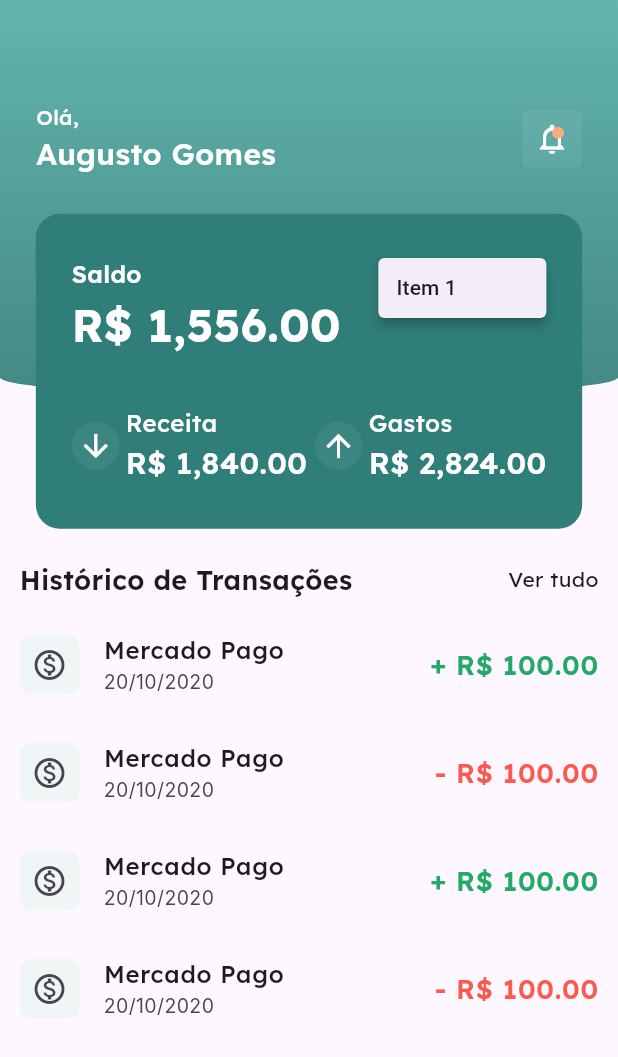
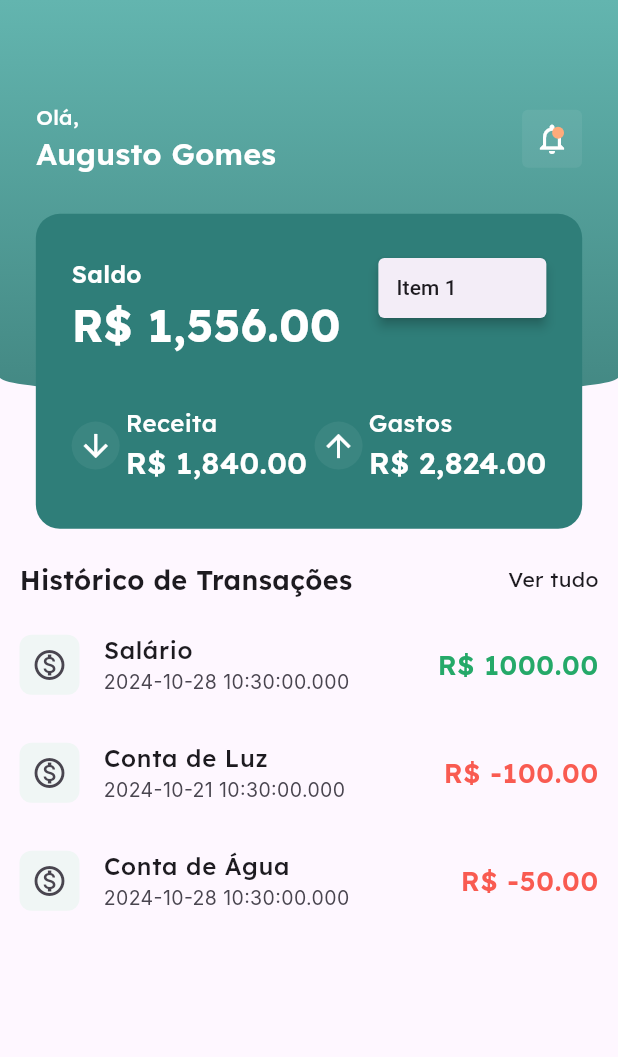
Before and after one commit to augusto-hog/despesas_app, a Flutter app: the HomePage screen opened directly, after a tap on the "keyboard control" icon, on a phone screen of 412 x 824 dp. Shown: the top 1057 px of the screen. Run offline on Flutter 3.47's test engine with Material 3 defaults, Android fonts, the phone set to English and light mode, and no system bars; our stand-ins replace firebase_auth, firebase_core, flutter_secure_storage, get_it; accounts and stored records are empty; Roboto replaces fonts that are missing (Inter).

Commit message:
Adicionado repository e home controller

```diff
--- /dev/null
+++ b/lib/common/models/transaction_model.dart
@@ -0,0 +1,12 @@
+
+class TransactionModel {
+  final String title;
+  final double value;
+  final int date;
+
+  TransactionModel({
+    required this.title,
+    required this.value,
+    required this.date,
+  });
+}
--- a/lib/common/widgets/custom_circular_progress_indicator.dart
+++ b/lib/common/widgets/custom_circular_progress_indicator.dart
@@ -2,15 +2,17 @@ import 'package:despesas_app/common/constants/app_colors.dart';
 import 'package:flutter/material.dart';
 
 class CustomCircularProgressIndicator extends StatelessWidget {
+  final Color? color;
   const CustomCircularProgressIndicator({
     super.key,
+    this.color,
   });
 
   @override
   Widget build(BuildContext context) {
-    return const Center(
+    return Center(
       child: CircularProgressIndicator(
-        color: AppColors.iceWhite,
+        color: color ?? AppColors.iceWhite,
       ),
     );
   }
--- /dev/null
+++ b/lib/features/home/home_controller.dart
@@ -0,0 +1,33 @@
+import 'package:despesas_app/common/models/transaction_model.dart';
+import 'package:despesas_app/features/home/home_state.dart';
+import 'package:despesas_app/repositories/transaction_repository.dart';
+import 'package:flutter/material.dart';
+
+class HomeController extends ChangeNotifier {
+
+  final TransactionRepository _transactionRepository;
+
+  HomeState _state = HomeStateInitial();
+
+  HomeController(this._transactionRepository);
+
+  HomeState get state => _state;
+
+  List<TransactionModel> _transactions = [];
+  List<TransactionModel> get transactions => _transactions;
+
+  void _changeState(HomeState newState) {
+    _state = newState;
+    notifyListeners();
+  }
+
+  Future<void> getAllTransactions() async {
+    _changeState(HomeStateLoading());
+    try {
+      _transactions = await _transactionRepository.getAllTransactions();
+      _changeState(HomeStateSuccess());
+    } catch (e) {
+      _changeState(HomeStateError());
+    }
+  }
+}
--- a/lib/features/home/home_page.dart
+++ b/lib/features/home/home_page.dart
@@ -2,6 +2,9 @@
 
 import 'dart:developer';
 
+import 'package:despesas_app/features/home/home_controller.dart';
+import 'package:despesas_app/features/home/home_state.dart';
+import 'package:despesas_app/locator.dart';
 import 'package:flutter/material.dart';
 
 import '../../common/constants/app_colors.dart';
@@ -19,6 +22,15 @@ class _HomePageState extends State<HomePage> {
   double get textScaleFactor =>
       MediaQuery.of(context).size.width < 360 ? 0.7 : 1.0;
   double get iconSize => MediaQuery.of(context).size.width < 360 ? 16.0 : 24.0;
+
+  final controller = locator.get<HomeController>();
+
+  @override
+  void initState() {
+    super.initState();
+    controller.getAllTransactions();
+  }
+
   @override
   Widget build(BuildContext context) {
     return Scaffold(
@@ -259,15 +271,37 @@ class _HomePageState extends State<HomePage> {
                   ),
                 ),
                 Expanded(
-                  child: ListView.builder(
+                  child: AnimatedBuilder(
+                      animation: controller,
+                      builder: (context, _) {
+                        if (controller.state is HomeStateLoading) {
+                          return const Center(
+                            child: CircularProgressIndicator(
+                              color: AppColors.green,
+                            ),
+                          );
+                        }
+                        if (controller.state is HomeStateError) {
+                          return const Center(
+                            child: Text('Erro ao carregar transações'),
+                          );
+                        }
+                        if (controller.transactions.isEmpty) {
+                          return const Center(
+                            child: Text('Nenhuma transação encontrada'),
+                          );
+                        }
+                        return ListView.builder(
                           physics: const BouncingScrollPhysics(),
                           padding: EdgeInsets.zero,
-                    itemCount: 4,
+                          itemCount: controller.transactions.length,
                           itemBuilder: (context, index) {
-                      final color =
-                          index % 2 == 0 ? AppColors.income : AppColors.outcome;
+                            final item = controller.transactions[index];
+                            final color = item.value.isNegative
+                                ? AppColors.outcome
+                                : AppColors.income;
                             final value =
-                          index % 2 == 0 ? "+ R\$ 100.00" : "- R\$ 100.00";
+                              "R\$ ${item.value.toStringAsFixed(2)}";
                             return ListTile(
                               contentPadding:
                                   const EdgeInsets.symmetric(horizontal: 8.0),
@@ -282,21 +316,24 @@ class _HomePageState extends State<HomePage> {
                                   Icons.monetization_on_outlined,
                                 ),
                               ),
-                        title: const Text(
-                          'Mercado Pago',
+                              title: Text(
+                                item.title,
                                 style: AppTextStyles.mediumText16w500,
                               ),
-                        subtitle: const Text(
-                          '20/10/2020',
+                              subtitle: Text(
+                                DateTime.fromMillisecondsSinceEpoch(item.date)
+                                    .toString(),
                                 style: AppTextStyles.smallText13,
                               ),
                               trailing: Text(
                                 value,
-                          style: AppTextStyles.mediumText18.apply(color: color),
+                                style: AppTextStyles.mediumText18
+                                    .apply(color: color),
                               ),
                             );
                           },
-                  ),
+                        );
+                      }),
                 ),
               ],
             ),
--- /dev/null
+++ b/lib/features/home/home_state.dart
@@ -0,0 +1,9 @@
+abstract class HomeState {}
+
+class HomeStateInitial extends HomeState {}
+
+class HomeStateLoading extends HomeState {}
+
+class HomeStateSuccess extends HomeState {}
+
+class HomeStateError extends HomeState {}
--- a/lib/locator.dart
+++ b/lib/locator.dart
@@ -1,6 +1,8 @@
 import 'package:despesas_app/features/cadastro/sign_up_controller.dart';
+import 'package:despesas_app/features/home/home_controller.dart';
 import 'package:despesas_app/features/login/login_controller.dart';
 import 'package:despesas_app/features/splash/splash_controller.dart';
+import 'package:despesas_app/repositories/transaction_repository.dart';
 import 'package:despesas_app/services/auth_service.dart';
 import 'package:despesas_app/services/firebase_auth_service.dart';
 import 'package:despesas_app/services/secure_storage.dart';
@@ -21,4 +23,9 @@ void setup() {
         locator.get<AuthService>(),
         const SecureStorageService(),
       ));
-}
+
+  locator.registerFactory<TransactionRepository>(
+      () => TransactionRepositoryImpl());
+
+      locator.registerLazySingleton<HomeController>(() => HomeController(locator.get<TransactionRepository>()));
+  }
--- /dev/null
+++ b/lib/repositories/transaction_repository.dart
@@ -0,0 +1,38 @@
+import 'package:despesas_app/common/models/transaction_model.dart';
+
+abstract class TransactionRepository {
+  Future<void> addTransaction();
+  Future<List<TransactionModel>> getAllTransactions();
+}
+
+class TransactionRepositoryImpl implements TransactionRepository {
+  @override
+  Future<void> addTransaction() {
+    // TODO: implement addTransaction
+    throw UnimplementedError();
+  }
+
+  @override
+  Future<List<TransactionModel>> getAllTransactions() async {
+    await Future.delayed(const Duration(seconds: 2));
+    return [
+      TransactionModel(
+        title: 'Salário',
+        value: 1000.0,
+        date: DateTime.now().millisecondsSinceEpoch,
+      ),
+      TransactionModel(
+        title: 'Conta de Luz',
+        value: -100.0,
+        date: DateTime.now()
+            .subtract(const Duration(days: 7))
+            .millisecondsSinceEpoch,
+      ),
+      TransactionModel(
+        title: 'Conta de Água',
+        value: -50.0,
+        date: DateTime.now().millisecondsSinceEpoch,
+      ),
+    ];
+  }
+}
```
Lines whose indentation alone changed are shown as unchanged.
